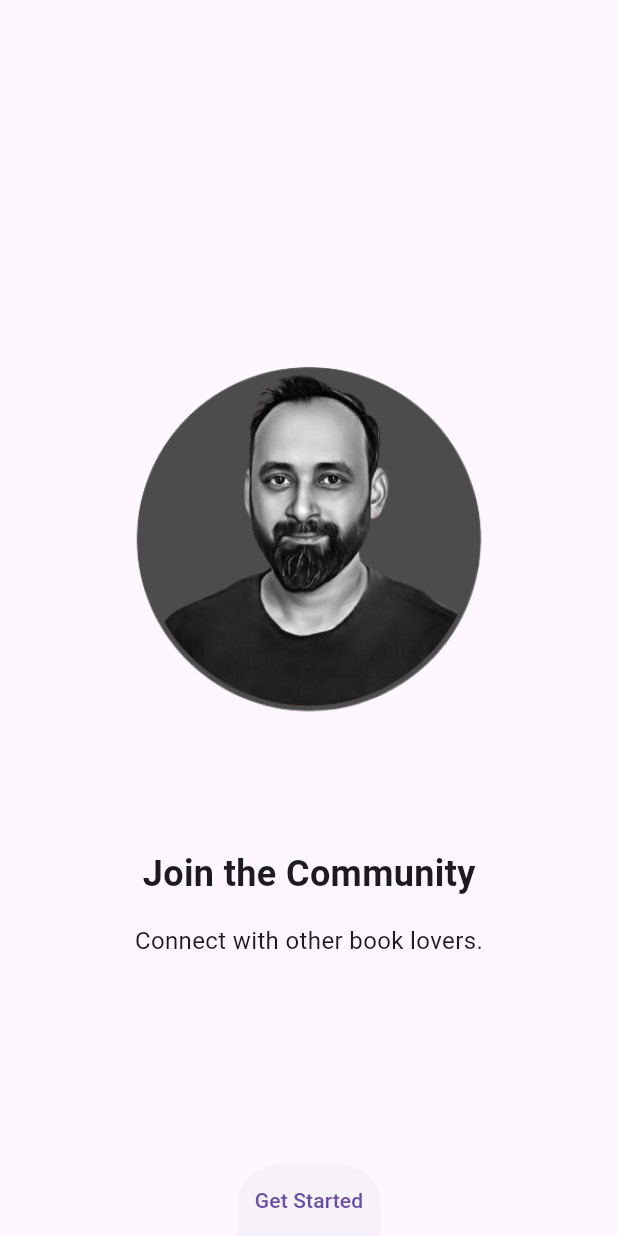
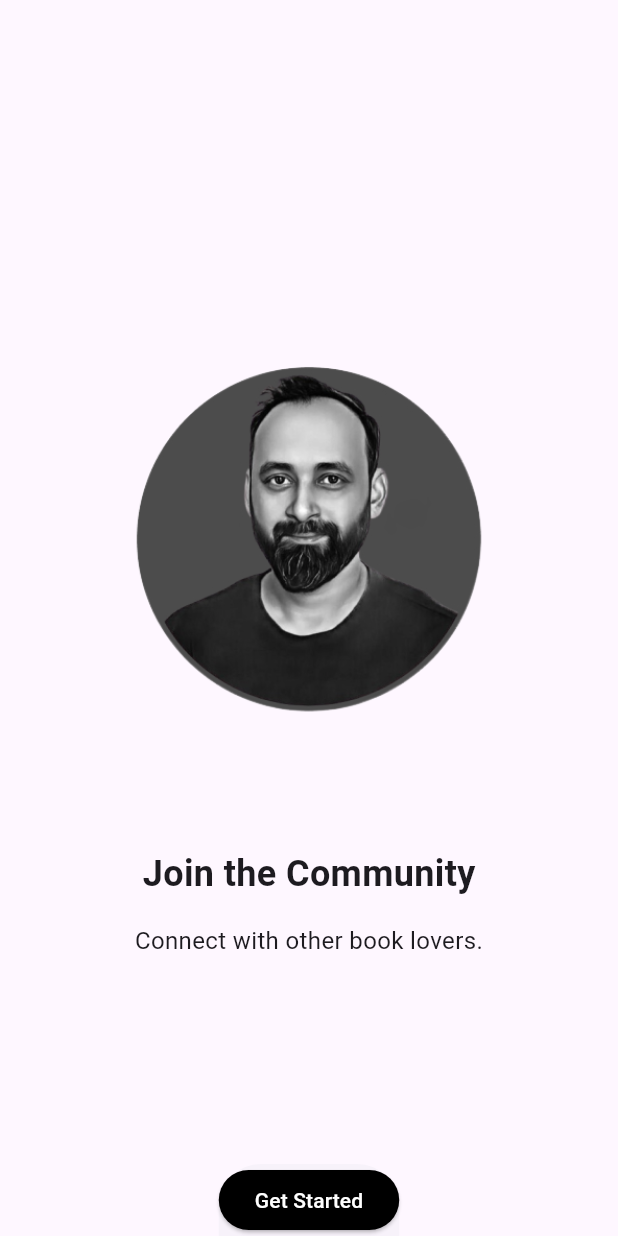
Before and after one commit to Indeshsingh/sriyog, a Flutter app: the screen it shows after launch, swiped to page 3, on a phone screen of 412 x 824 dp. Run offline on Flutter 3.47's test engine with Material 3 defaults, Android fonts, the phone set to English and light mode, and no system bars; missing offline and left inert: flutter_flip_card.

Commit message:
changes the textbutton into elevatedbutton and added background of the button color in onboarding_screen page

```diff
--- a/lib/screens/onboarding_screen.dart
+++ b/lib/screens/onboarding_screen.dart
@@ -42,7 +42,9 @@ class _OnboardingScreenState extends State<OnboardingScreen> {
         ],
       ),
       bottomSheet: _currentPage == 2
-          ? TextButton(
+          ? ElevatedButton(
+              style: const ButtonStyle(
+                  backgroundColor: WidgetStatePropertyAll(Colors.black)),
               onPressed: () {
                 Navigator.pushReplacement(
                   context,
@@ -51,7 +53,10 @@ class _OnboardingScreenState extends State<OnboardingScreen> {
                   ),
                 );
               },
-              child: const Text('Get Started'),
+              child: const Text(
+                'Get Started',
+                style: TextStyle(color: Colors.white),
+              ),
             )
           : Container(
               padding: const EdgeInsets.symmetric(horizontal: 16),
@@ -64,7 +69,10 @@ class _OnboardingScreenState extends State<OnboardingScreen> {
                     onPressed: () {
                       _pageController.jumpToPage(2);
                     },
-                    child: const Text('Skip'),
+                    child: const Text(
+                      'Skip',
+                      style: TextStyle(color: Colors.black),
+                    ),
                   ),
                   Row(
                     children: List.generate(3, (index) => _buildDot(index)),
@@ -76,7 +84,10 @@ class _OnboardingScreenState extends State<OnboardingScreen> {
                         curve: Curves.ease,
                       );
                     },
-                    child: const Text('Next'),
+                    child: const Text(
+                      'Next',
+                      style: TextStyle(color: Colors.black),
+                    ),
                   ),
                 ],
               ),
```
Also changed, not shown: lib/screens/authordetails_screen.dart (+14 -12 lines).
